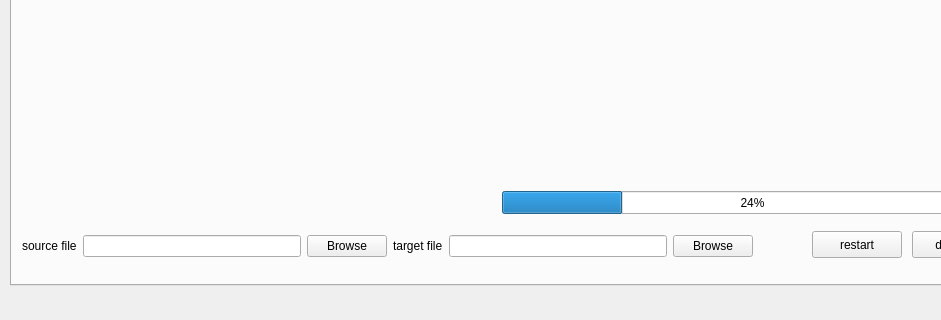
Old version of the form qt_gl/view/applform.ui in the repository dem42/exp_tran; both pictures show x 0 to 941 and y 384 to 704 of the 1210 by 704 pixel window.
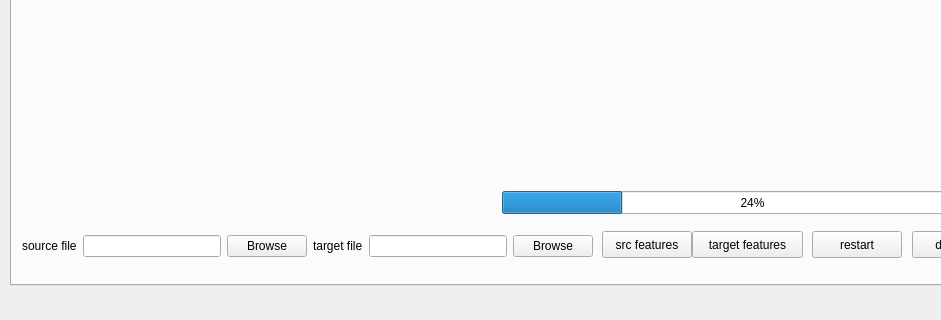
New version of the form. The open tabs and pages were chosen to show the change.

```diff
--- a/qt_gl/view/applform.ui
+++ b/qt_gl/view/applform.ui
@@ -488,7 +488,7 @@
        <rect>
         <x>10</x>
         <y>560</y>
-        <width>731</width>
+        <width>571</width>
         <height>31</height>
        </rect>
       </property>
@@ -605,6 +605,32 @@
        <string>restart</string>
       </property>
      </widget>
+     <widget class="QPushButton" name="srcFeat">
+      <property name="geometry">
+       <rect>
+        <x>590</x>
+        <y>560</y>
+        <width>90</width>
+        <height>27</height>
+       </rect>
+      </property>
+      <property name="text">
+       <string>src features</string>
+      </property>
+     </widget>
+     <widget class="QPushButton" name="targetFeat">
+      <property name="geometry">
+       <rect>
+        <x>680</x>
+        <y>560</y>
+        <width>111</width>
+        <height>27</height>
+       </rect>
+      </property>
+      <property name="text">
+       <string>target features</string>
+      </property>
+     </widget>
     </widget>
    </widget>
   </widget>
```
Left out of the diff: 2 changed lines with no effect on the pictures.
